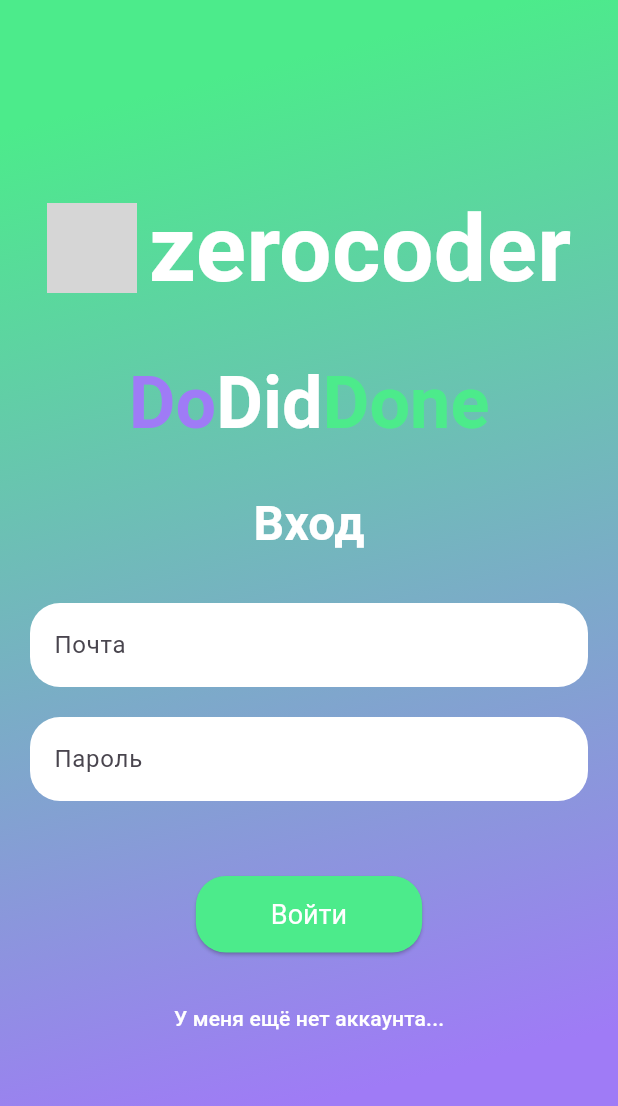
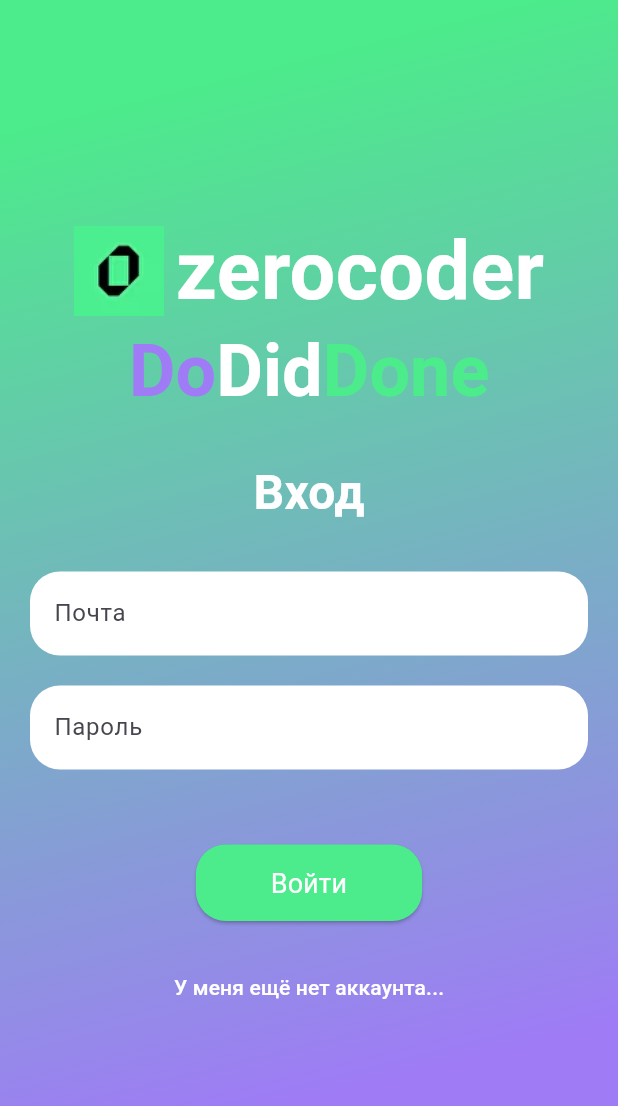
Before and after one commit to sharov68/flutter_application_3, a Flutter app: the MainPage screen opened directly, item 3 of the bottom bar chosen, after a tap on "Выйти", on a phone screen of 412 x 824 dp. Shown: the top 1106 px of the screen. Run offline on Flutter 3.47's test engine with Material 3 defaults, Android fonts, the phone set to English and light mode, and no system bars; grey boxes are pictures that could not be loaded.

Commit message:
added logo on login page

```diff
--- a/lib/app/app.dart
+++ b/lib/app/app.dart
@@ -1,6 +1,6 @@
 import 'package:flutter/material.dart';
 import 'package:flutter_application_3/pages/login_page.dart';
-import 'package:flutter_application_3/pages/main_page.dart';
+//import 'package:flutter_application_3/pages/main_page.dart';
 import 'package:flutter_application_3/theme/theme.dart';
 
 class MyApp extends StatelessWidget {
@@ -10,8 +10,8 @@ class MyApp extends StatelessWidget {
     return MaterialApp(
       title: 'Flutter Demo',
       theme: DoDidDoneTheme.lightTheme,
-      home: const MainPage()
-      //home: const LoginPage(),
+      //home: const MainPage()
+      home: const LoginPage(),
     );
   }
 }
--- a/lib/pages/login_page.dart
+++ b/lib/pages/login_page.dart
@@ -7,7 +7,7 @@ class LoginPage extends StatefulWidget {
   State<LoginPage> createState() => _LoginPageState();
 }
 class _LoginPageState extends State<LoginPage> {
-  bool isLogin = true; // Флаг для определения режима (вход/регистрация)
+  bool isLogin = true;
   @override
   Widget build(BuildContext context) {
     return Scaffold(
@@ -25,7 +25,7 @@ class _LoginPageState extends State<LoginPage> {
                     DoDidDoneTheme.lightTheme.colorScheme.primary,
                     DoDidDoneTheme.lightTheme.colorScheme.secondary,
                   ],
-            stops: const [0.1, 0.9], // Основной цвет занимает 90%
+            stops: const [0.1, 0.9],
           ),
         ),
         child: Padding(
@@ -37,22 +37,21 @@ class _LoginPageState extends State<LoginPage> {
                 mainAxisAlignment: MainAxisAlignment.center,
                 children: [
                   Image.asset(
-                    'assets/0qode_symbol_1.png', // Замените на правильный путь к файлу
-                    height: 60, // Устанавливаем высоту изображения
+                    'lib/assets/_2.png',
+                    height: 60,
                   ),
                   const SizedBox(width: 8),
-                  // Добавляем текст "zerocoder"
                   const Text(
                     'zerocoder',
                     style: TextStyle(
-                      fontSize: 62,
+                      fontSize: 54,
                       fontWeight: FontWeight.bold,
-                      color: Colors.white, // Белый цвет текста
+                      color: Colors.white,
                     ),
                   ),
                 ],
               ),
-              const SizedBox(height: 30),
+              const SizedBox(width: 30),
               // Добавляем текст "Do"
               RichText(
                 text: TextSpan(
--- a/pubspec.yaml
+++ b/pubspec.yaml
@@ -47,6 +47,7 @@ flutter:
   # To add assets to your application, add an assets section, like this:
   assets:
       - lib/assets/_1.png
+      - lib/assets/_2.png
   #   - images/a_dot_burr.jpeg
   #   - images/a_dot_ham.jpeg
 
```
Also changed, not shown: lib/assets/_2.png (added).
